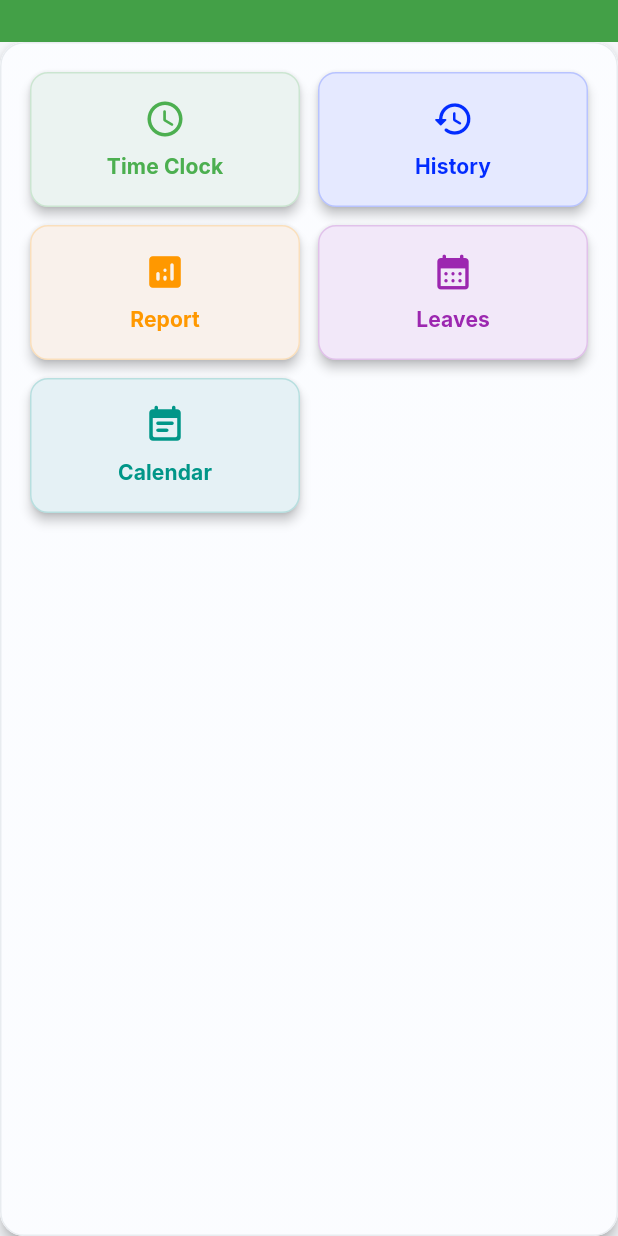
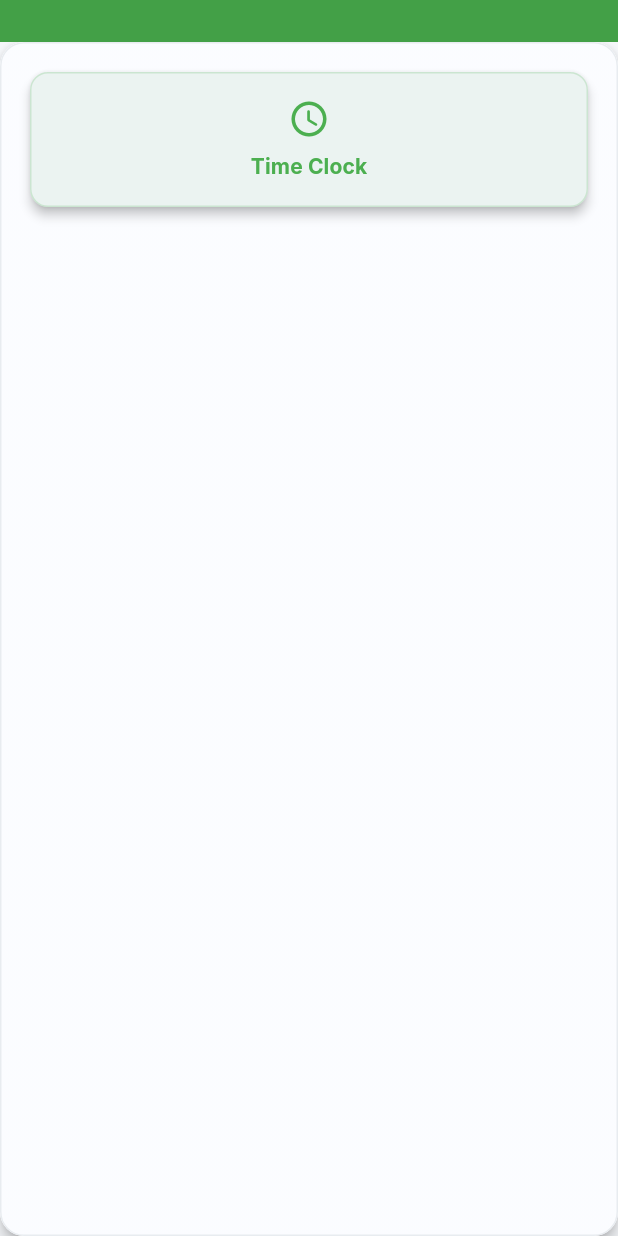
Before and after one commit to kwakutheo/TK-Clocking-System, a Flutter app: the _QuickActionsCard widget shown alone on an empty page, opened directly, on a phone screen of 412 x 824 dp. Run offline on Flutter 3.47's test engine with Material 3 defaults, Android fonts, the phone set to English and light mode, and no system bars; our stand-ins replace connectivity_plus, dartz, dio, equatable, firebase_core, firebase_messaging and 14 more; missing offline and left inert: local_auth_android, local_auth_darwin, mobile_scanner; accounts and stored records are empty; network calls fail.

Commit message:
feat: implement home screen shell with tabbed navigation and dashboard functionality

```diff
--- a/lib/features/dashboard/presentation/pages/home_page.dart
+++ b/lib/features/dashboard/presentation/pages/home_page.dart
@@ -43,6 +43,50 @@ class HomePageState extends State<HomePage> {
     setState(() => _selectedIndex = index);
   }
 
+  void _showMoreMenu() {
+    showModalBottomSheet(
+      context: context,
+      shape: const RoundedRectangleBorder(
+        borderRadius: BorderRadius.vertical(top: Radius.circular(16)),
+      ),
+      builder: (context) {
+        return SafeArea(
+          child: Column(
+            mainAxisSize: MainAxisSize.min,
+            children: [
+              const SizedBox(height: 8),
+              ListTile(
+                leading: const Icon(Icons.person_rounded),
+                title: const Text('Profile'),
+                onTap: () {
+                  Navigator.pop(context);
+                  setState(() => _selectedIndex = 3);
+                },
+              ),
+              ListTile(
+                leading: const Icon(Icons.calendar_month_rounded),
+                title: const Text('Leaves'),
+                onTap: () {
+                  Navigator.pop(context);
+                  context.push('/home/leaves');
+                },
+              ),
+              ListTile(
+                leading: const Icon(Icons.event_note_rounded),
+                title: const Text('Calendar'),
+                onTap: () {
+                  Navigator.pop(context);
+                  context.push('/home/calendar');
+                },
+              ),
+              const SizedBox(height: 8),
+            ],
+          ),
+        );
+      },
+    );
+  }
+
   @override
   Widget build(BuildContext context) {
     return Scaffold(
@@ -58,7 +102,11 @@ class HomePageState extends State<HomePage> {
       bottomNavigationBar: NavigationBar(
         selectedIndex: _selectedIndex,
         onDestinationSelected: (index) {
+          if (index == 3) {
+            _showMoreMenu();
+          } else {
             setState(() => _selectedIndex = index);
+          }
         },
         destinations: const [
           NavigationDestination(
@@ -77,9 +125,9 @@ class HomePageState extends State<HomePage> {
             label: 'Report',
           ),
           NavigationDestination(
-            icon: Icon(Icons.person_outline_rounded),
-            selectedIcon: Icon(Icons.person_rounded),
-            label: 'Profile',
+            icon: Icon(Icons.more_vert_rounded),
+            selectedIcon: Icon(Icons.more_vert_rounded),
+            label: 'More',
           ),
         ],
       ),
@@ -141,7 +189,7 @@ class _DashboardTabState extends State<_DashboardTab> {
 
   Future<void> _initData() async {
     // 1. Try to load from cache immediately for "Instant-On"
-    final box = Hive.box(AppConstants.userBox);
+    final box = Hive.box<Map>(AppConstants.userBox);
     final cached = box.get('home_data_cache');
     if (cached != null) {
       try {
@@ -191,7 +239,7 @@ class _DashboardTabState extends State<_DashboardTab> {
             // Update cache safely
             if (data is HomeDataModel) {
               try {
-                final box = Hive.box(AppConstants.userBox);
+                final box = Hive.box<Map>(AppConstants.userBox);
                 box.put('home_data_cache', data.toJson());
               } catch (e) {
                 debugPrint('Failed to save cache: $e');
@@ -1200,11 +1248,9 @@ class _QuickActionsCard extends StatelessWidget {
         child: Padding(
           padding: const EdgeInsets.all(20),
           child: Column(
-            children: [
-              Row(
-                children: [
-                  Expanded(
-                    child: Material(
+            crossAxisAlignment: CrossAxisAlignment.stretch,
+            children: [
+              Material(
                 elevation: 3,
                 borderRadius: BorderRadius.circular(12),
                 child: _QuickAction(
@@ -1213,79 +1259,6 @@ class _QuickActionsCard extends StatelessWidget {
                   color: Colors.green,
                   onTap: () => context.go('/home/clock-in'),
                 ),
-                    ),
-                  ),
-                  const SizedBox(width: 12),
-                  Expanded(
-                    child: Material(
-                      elevation: 3,
-                      borderRadius: BorderRadius.circular(12),
-                      child: _QuickAction(
-                        label: 'History',
-                        icon: Icons.history_rounded,
-                        color: const Color.fromARGB(255, 2, 44, 255),
-                        onTap: () {
-                          context
-                              .findAncestorStateOfType<HomePageState>()
-                              ?.setTab(1);
-                        },
-                      ),
-                    ),
-                  ),
-                ],
-              ),
-              const SizedBox(height: 12),
-              Row(
-                children: [
-                  Expanded(
-                    child: Material(
-                      elevation: 3,
-                      borderRadius: BorderRadius.circular(12),
-                      child: _QuickAction(
-                        label: 'Report',
-                        icon: Icons.analytics_rounded,
-                        color: Colors.orange,
-                        onTap: () {
-                          context
-                              .findAncestorStateOfType<HomePageState>()
-                              ?.setTab(2);
-                        },
-                      ),
-                    ),
-                  ),
-                  const SizedBox(width: 12),
-                  Expanded(
-                    child: Material(
-                      elevation: 3,
-                      borderRadius: BorderRadius.circular(12),
-                      child: _QuickAction(
-                        label: 'Leaves',
-                        icon: Icons.calendar_month_rounded,
-                        color: Colors.purple,
-                        onTap: () => context.go('/home/leaves'),
-                      ),
-                    ),
-                  ),
-                ],
-              ),
-              const SizedBox(height: 12),
-              Row(
-                children: [
-                  Expanded(
-                    child: Material(
-                      elevation: 3,
-                      borderRadius: BorderRadius.circular(12),
-                      child: _QuickAction(
-                        label: 'Calendar',
-                        icon: Icons.event_note_rounded,
-                        color: Colors.teal,
-                        onTap: () => context.go('/home/calendar'),
-                      ),
-                    ),
-                  ),
-                  const SizedBox(width: 12),
-                  const Expanded(child: SizedBox()), // Placeholder for balance
-                ],
               ),
             ],
           ),
```
Also changed, not shown: 2 other files. Lines whose indentation alone changed are shown as unchanged.
